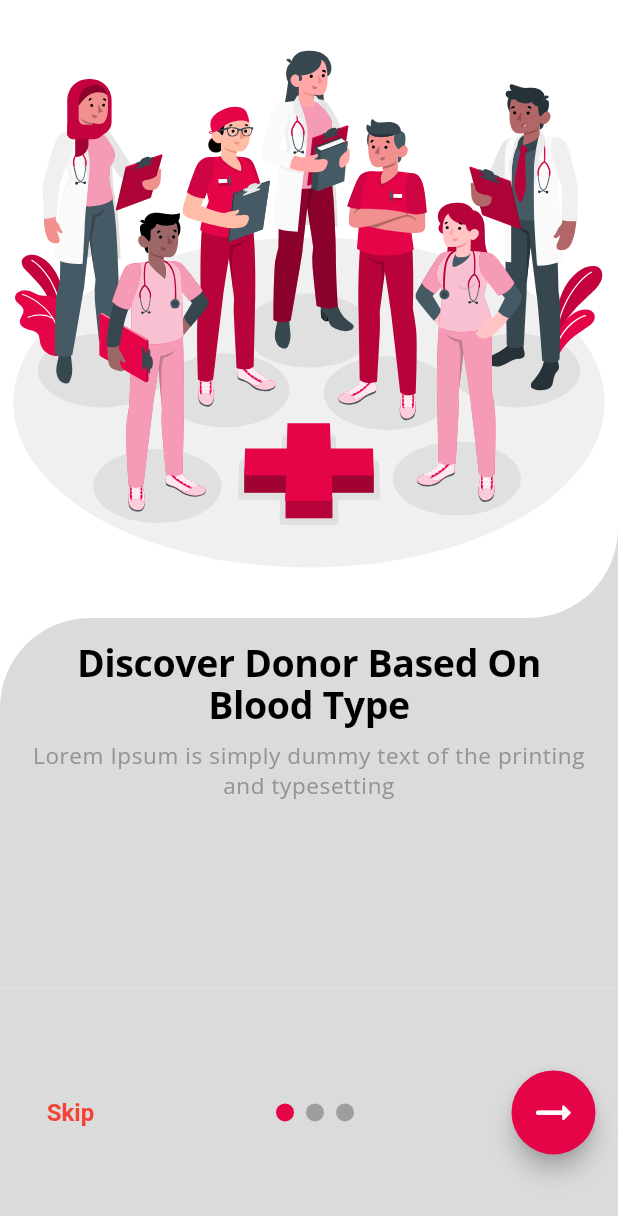
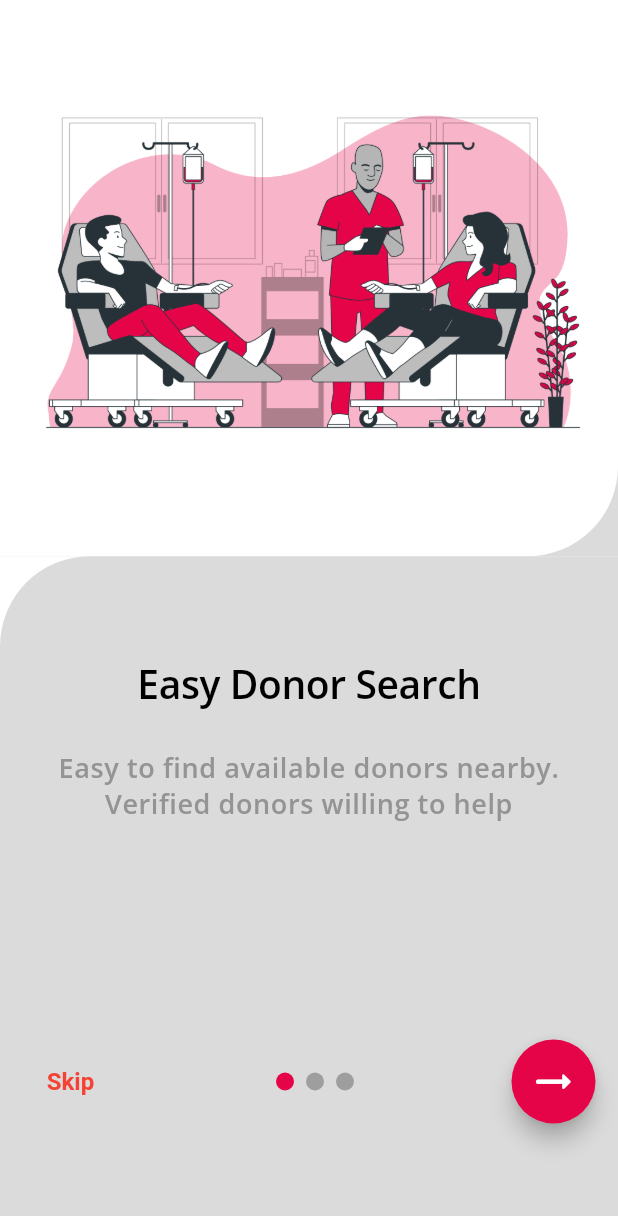
Before and after one commit to radx007/Bloodi, a Flutter app: the screen it shows after launch, on a phone screen of 412 x 824 dp. Shown: the top 1216 px of the screen. Run offline on Flutter 3.47's test engine with Material 3 defaults, Android fonts, the phone set to English and light mode, and no system bars; drawn by our look-alikes of smooth_page_indicator; our stand-ins replace flutter_svg.

Commit message:
introduction screen responsiveness and layout + svg => png

```diff
--- a/lib/main.dart
+++ b/lib/main.dart
@@ -5,8 +5,8 @@ import 'package:flutter/services.dart';
 void main() {
   WidgetsFlutterBinding.ensureInitialized();
   SystemChrome.setPreferredOrientations([
-      DeviceOrientation.portraitUp,
-    ]);
+    DeviceOrientation.portraitUp,
+  ]);
   runApp(const MyApp());
 }
 
@@ -24,22 +24,22 @@ class MyApp extends StatelessWidget {
           centerTitle: true,
           titleTextStyle: TextStyle(
             fontFamily: 'OpenSans',
-            fontWeight: FontWeight.bold,
-            fontSize: 25.0,
+            fontWeight: FontWeight.w600,
+            fontSize: 26.0,
             color: Colors.black,
           ),
         ),
         textTheme: const TextTheme(
           displayLarge: TextStyle(
             fontFamily: 'OpenSans',
-            fontWeight: FontWeight.bold,
-            fontSize: 25.0,
+            fontWeight: FontWeight.w600,
+            fontSize: 26.0,
             color: Colors.black,
           ),
           bodyLarge: TextStyle(
             fontFamily: 'OpenSans',
-            fontWeight: FontWeight.w700,
-            fontSize: 25.0,
+            fontWeight: FontWeight.w600,
+            fontSize: 22.0,
             color: Colors.black,
           ),
           bodyMedium: TextStyle(
@@ -50,16 +50,22 @@ class MyApp extends StatelessWidget {
           ),
           bodySmall: TextStyle(
             fontFamily: 'OpenSans',
-            fontWeight: FontWeight.w400,
-            fontSize: 15.0,
+            fontWeight: FontWeight.w600,
+            fontSize: 18.0,
             color: Color.fromARGB(255, 148, 148, 148),
           ),
           titleMedium: TextStyle(
             fontFamily: 'OpenSans',
-            fontSize: 15.0,
+            fontWeight: FontWeight.w100,
+            fontSize: 14.0,
             color: Colors.black,
           ),
-
+          titleSmall: TextStyle(
+            fontFamily: 'OpenSans',
+            fontWeight: FontWeight.w100,
+            fontSize: 12.0,
+            color: Colors.black,
+          ),
         ),
         buttonTheme: const ButtonThemeData(
           buttonColor: Color(0xFFE60449),
--- a/lib/screens/auth/auth_choice_screen.dart
+++ b/lib/screens/auth/auth_choice_screen.dart
@@ -22,12 +22,12 @@ class AuthChoiceScreen extends StatelessWidget {
           mainAxisAlignment: MainAxisAlignment.spaceBetween,
           children: [
             Container(
-              height: screenSize.height * .8 - padding.bottom - padding.top,
+              height: screenSize.height * .75 + padding.bottom + padding.top,
               padding: EdgeInsets.only(
                 top: padding.top,
               ),
               child: const IntroductionPage(
-                imageUrl: 'assets/images/sign-in.svg',
+                imageUrl: 'assets/images/Sign-in.png',
                 title: "Welcome Bloodi:\nNearby City",
                 subTitle:
                     'Lorem Ipsum is simply dummy text of the printing and typesetting',
--- a/lib/screens/introduction/introduction_screen.dart
+++ b/lib/screens/introduction/introduction_screen.dart
@@ -16,11 +16,8 @@ class _IntroductionScreenState extends State<IntroductionScreen> {
   bool isLastPage = false;
   int currentPageIndex = 0;
 
-
-
   @override
   void dispose() {
-
     controller.dispose();
     super.dispose();
   }
@@ -35,14 +32,8 @@ class _IntroductionScreenState extends State<IntroductionScreen> {
       body: Column(
         mainAxisAlignment: MainAxisAlignment.spaceBetween,
         children: [
-          Container(
-            // color: Colors.red,
-            height: screenSize.height * .8 - padding.bottom - padding.top,
-            padding: EdgeInsets.only(
-              top: padding.top,
-              // right: 15,
-              // left: 15,
-            ),
+          SizedBox(
+            height: screenSize.height * .75  ,
 
             child: PageView.builder(
               controller: controller,
@@ -59,24 +50,24 @@ class _IntroductionScreenState extends State<IntroductionScreen> {
                 switch (index) {
                   case 0:
                     return const IntroductionPage(
-                      imageUrl: 'assets/images/team-amico.svg',
-                      title: 'Discover Donor Based On Blood Type',
+                      imageUrl: 'assets/images/Blood-donation.png',
+                      title: 'Easy Donor Search',
                       subTitle:
-                          'Lorem Ipsum is simply dummy text of the printing and typesetting',
+                          'Easy to find available donors nearby. Verified donors willing to help',
                     );
                   case 1:
                     return const IntroductionPage(
-                      imageUrl: 'assets/images/building-bro.svg',
-                      title: 'Real-Time Donor Availability',
+                      imageUrl: 'assets/images/Directions.png',
+                      title: 'Track Your Donor',
                       subTitle:
-                          'Lorem Ipsum is simply dummy text of the printing and typesetting',
+                          'You can track tour donor\'s location and send them necessary informatioon to reach the destination properly ',
                     );
                   case 2:
                     return const IntroductionPage(
-                      imageUrl: 'assets/images/donation-bro.svg',
-                      title: 'Locate Donors Around You',
+                      imageUrl: 'assets/images/Hospital.png',
+                      title: 'Emergency Subscription',
                       subTitle:
-                          'Lorem Ipsum is simply dummy text of the printing and typesetting',
+                          'In case of emergency, you can find paid donors who are active 24/7',
                     );
 
                   default:
@@ -87,7 +78,7 @@ class _IntroductionScreenState extends State<IntroductionScreen> {
           ),
           isLastPage
               ? Container(
-                  height: screenSize.height * .2 - padding.bottom - padding.top,
+                  height: screenSize.height * .25  ,
                   padding: const EdgeInsets.all(15),
                   child: Center(
                     child: SizedBox(
@@ -106,7 +97,7 @@ class _IntroductionScreenState extends State<IntroductionScreen> {
                   ),
                 )
               : Container(
-                  height: screenSize.height * .2 - padding.bottom - padding.top,
+                  height: screenSize.height * .25   ,
                   padding: const EdgeInsets.all(15),
                   child: Row(
                     mainAxisAlignment: MainAxisAlignment.spaceBetween,
--- a/lib/widgets/intro/introduction_page.dart
+++ b/lib/widgets/intro/introduction_page.dart
@@ -27,31 +27,36 @@ class IntroductionPage extends StatelessWidget {
                 borderRadius:
                     BorderRadius.only(bottomRight: Radius.circular(60)),
               ),
-
-              height: screenSize.height * .5 - padding.bottom - padding.top,
+              height: screenSize.height * .45
             ),
-            SizedBox(
+            Container(
+              padding: EdgeInsets.only(
+              top: padding.top,
+              // right: 15,
+              // left: 15,
+            ),
               width: screenSize.width,
-              height: screenSize.height * .5 - padding.bottom - padding.top,
-              child: SvgPicture.asset(imageUrl),
+              height: screenSize.height * .45 ,
+              child: Image.asset(imageUrl),
             ),
           ],
         ),
         Stack(children: [
           Container(
             width: screenSize.width,
-            height: screenSize.height * .3 - padding.bottom - padding.top,
+            height: screenSize.height * .3 ,
             color: Colors.white,
           ),
           Container(
-            padding: EdgeInsets.all(15),
+            padding: const EdgeInsets.all(15),
             width: screenSize.width,
-            height: screenSize.height * .3 - padding.bottom - padding.top,
+            height: screenSize.height * .3,
             decoration: const BoxDecoration(
               color: Color.fromARGB(255, 220, 219, 219),
               borderRadius: BorderRadius.only(topLeft: Radius.circular(60)),
             ),
             child: Column(
+              mainAxisAlignment: MainAxisAlignment.center,
               children: [
                 Text(
                   title,
@@ -59,12 +64,16 @@ class IntroductionPage extends StatelessWidget {
                   style: Theme.of(context).textTheme.displayLarge,
                 ),
                 const SizedBox(
-                  height: 10,
+                  height: 30,
                 ),
-                Text(
-                  subTitle,
-                  textAlign: TextAlign.center,
-                  style: Theme.of(context).textTheme.bodySmall,
+                Padding(
+                  padding: const EdgeInsets.symmetric(horizontal: 10),
+                  child: Text(
+
+                    subTitle,
+                    textAlign: TextAlign.center,
+                    style: Theme.of(context).textTheme.bodySmall,
+                  ),
                 ),
               ],
             ),
```
Also changed, not shown: pubspec.yaml (+5 -4 lines), assets/images/Blood-donation.png (added), assets/images/Directions.png (added), assets/images/Hospital.png (added), assets/images/Sign-in.png (added).
